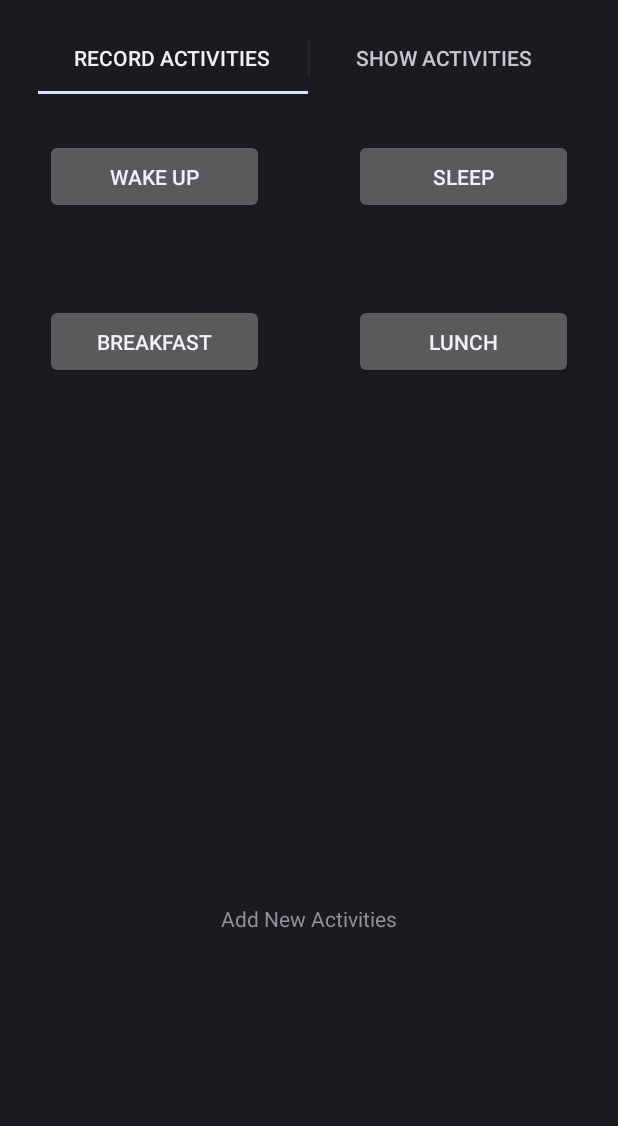
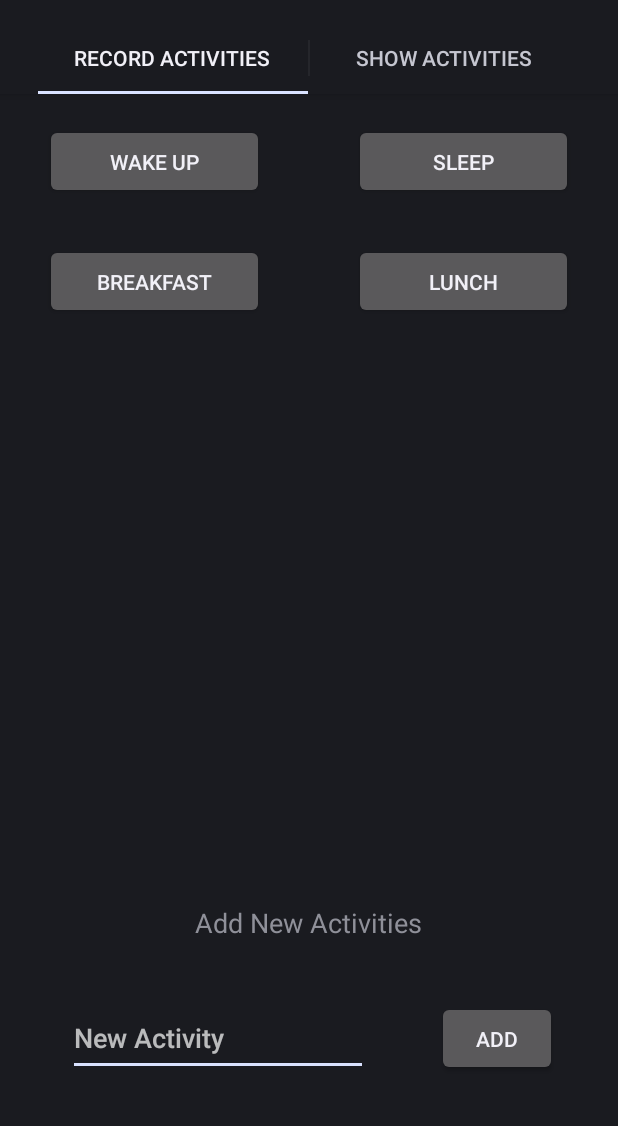
Before and after one commit to yizhang7210/LifeStats, an Android app: the screen it shows after launch (MainActivity), on a phone screen of 412 x 824 dp, the part 62-1188 px from its top. Run offline under Robolectric (Android 15) with nearby library versions, the light colour scheme and no system bars.

Commit message:
Some progress.

```diff
--- a/app/src/main/java/com/lifestats/ShowActivityTab.java
+++ b/app/src/main/java/com/lifestats/ShowActivityTab.java
@@ -5,10 +5,10 @@ import android.os.Bundle;
 import android.view.LayoutInflater;
 import android.view.View;
 import android.view.ViewGroup;
-import android.widget.TextView;
 
 /**
  * Created by yzhang on 25/12/14.
+ * Not default anymore.
  */
 public class ShowActivityTab extends Fragment{
 
--- a/app/src/main/res/layout/recordtab.xml
+++ b/app/src/main/res/layout/recordtab.xml
@@ -14,7 +14,6 @@
             android:layout_weight="2.5"
             android:id="@+id/Top_half_layout"
             android:orientation="vertical">
-
 
             <HorizontalScrollView
                 android:layout_width="fill_parent"
@@ -38,20 +37,22 @@
                             android:layout_height="50dp"
                             android:text="@string/wakeupButton"
                             android:id="@+id/wakeupButton"
-                            android:layout_margin="30dp"
                             android:layout_weight="1"
-                            android:layout_marginTop="15dp"
-                            android:layout_marginBottom="15dp" />
+                            android:layout_marginLeft="30dp"
+                            android:layout_marginRight="30dp"
+                            android:layout_marginTop="20dp"
+                            android:layout_marginBottom="10dp" />
 
                         <Button
                             android:layout_width="100dp"
                             android:layout_height="50dp"
                             android:text="@string/sleepButton"
                             android:id="@+id/sleepButton"
-                            android:layout_margin="30dp"
                             android:layout_weight="1"
-                            android:layout_marginBottom="15dp"
-                            android:layout_marginTop="15dp" />
+                            android:layout_marginLeft="30dp"
+                            android:layout_marginRight="30dp"
+                            android:layout_marginTop="20dp"
+                            android:layout_marginBottom="10dp" />
 
                     </TableRow>
 
@@ -65,27 +66,30 @@
                             android:layout_height="50dp"
                             android:text="@string/breakfastButton"
                             android:id="@+id/breakfastButton"
-                            android:layout_margin="30dp"
                             android:layout_weight="1"
-                            android:layout_marginTop="15dp"
-                            android:layout_marginBottom="15dp" />
+                            android:layout_marginLeft="30dp"
+                            android:layout_marginRight="30dp"
+                            android:layout_marginTop="20dp"
+                            android:layout_marginBottom="10dp" />
 
                         <Button
                             android:layout_width="100dp"
                             android:layout_height="50dp"
                             android:text="@string/lunchButton"
                             android:id="@+id/lunchButton"
-                            android:layout_margin="30dp"
                             android:layout_weight="1"
-                            android:layout_marginTop="15dp"
-                            android:layout_marginBottom="15dp" />
+                            android:layout_marginLeft="30dp"
+                            android:layout_marginRight="30dp"
+                            android:layout_marginTop="20dp"
+                            android:layout_marginBottom="10dp" />
+
 
                     </TableRow>
                 </TableLayout>
             </HorizontalScrollView>
         </LinearLayout>
 
-        <LinearLayout
+        <RelativeLayout
             android:layout_width="fill_parent"
             android:layout_height="fill_parent"
             android:layout_weight="7.5"
@@ -97,8 +101,30 @@
                 android:layout_height="wrap_content"
                 android:text="@string/addNewActivities"
                 android:id="@+id/addNewActivities"
-                android:layout_gravity="center" />
-        </LinearLayout>
+                android:layout_gravity="center"
+                android:textSize="18sp"
+                android:layout_centerHorizontal="true" />
+
+            <EditText
+                android:layout_width="200dp"
+                android:layout_height="50dp"
+
+                android:id="@+id/addActivity"
+                android:hint="@string/addActivityBox"
+                android:layout_gravity="left|center_vertical"
+                android:layout_marginLeft="45dp"
+                android:layout_centerVertical="true"
+                android:layout_alignParentLeft="true" />
+
+            <Button
+                android:layout_width="80dp"
+                android:layout_height="50dp"
+                android:text="@string/addButtonText"
+                android:id="@+id/addActButton"
+                android:layout_alignTop="@+id/addActivity"
+                android:layout_toRightOf="@+id/addNewActivities"
+                android:layout_marginLeft="10dp"/>
+        </RelativeLayout>
 
     </LinearLayout>
 </RelativeLayout>
--- a/app/src/main/res/values/strings.xml
+++ b/app/src/main/res/values/strings.xml
@@ -9,4 +9,8 @@
     <string name="breakfastButton">Breakfast</string>
     <string name="lunchButton">Lunch</string>
     <string name="addNewActivities">Add New Activities</string>
+    <string name="addActivityBox">New Activity</string>
+    <string name="addButtonText">Add</string>
+    <string name="dinnerButton">Dinner</string>
+    <string name="workoutButton">Work Out</string>
 </resources>
```
Also changed, not shown: app/src/main/res/layout/showtab.xml (+16 -13 lines).
